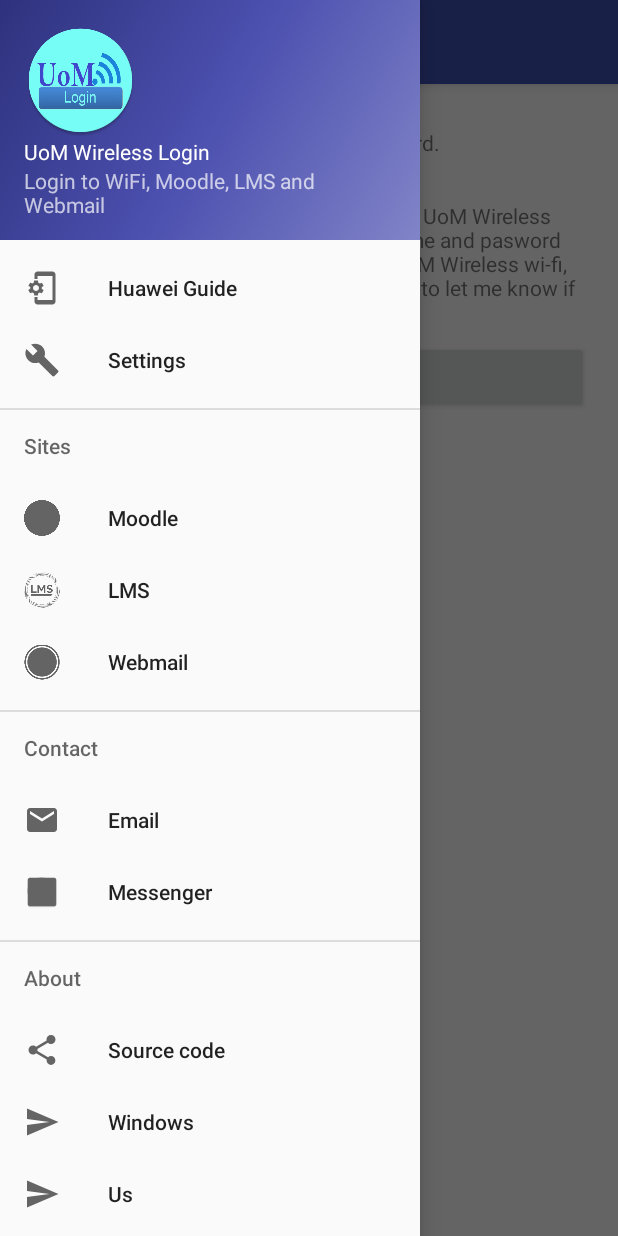
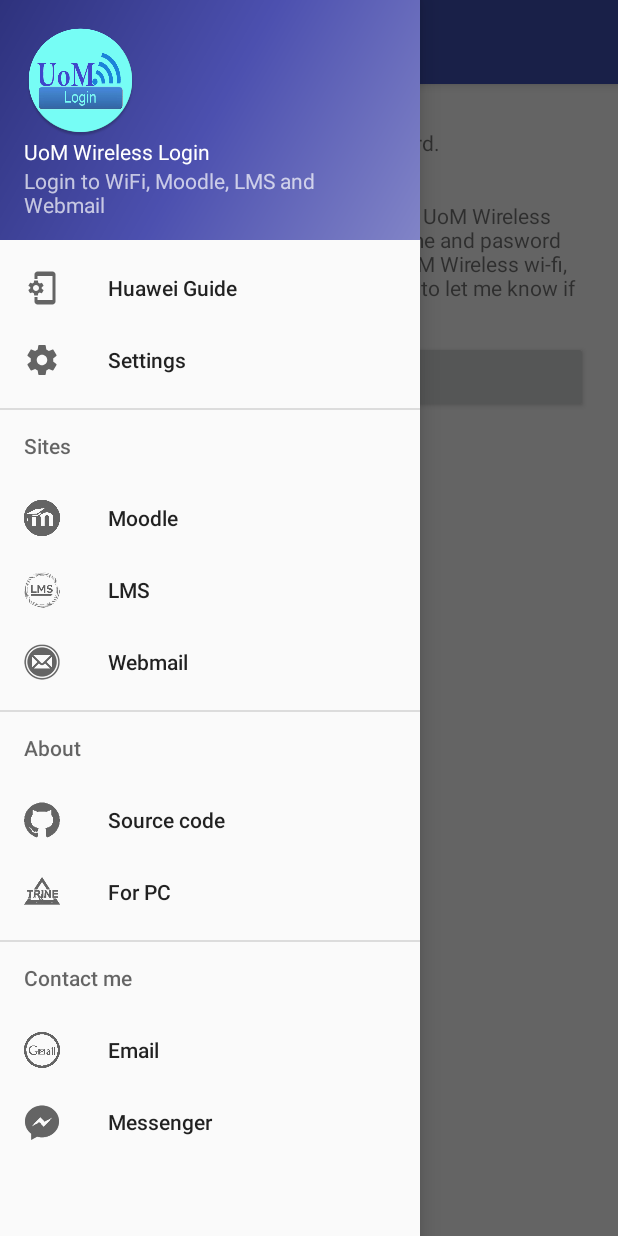
Before and after one commit to kmchmk/UoM-WiFi-Login, an Android app: the screen it shows after launch (MainActivity), with the side drawer open, on a phone screen of 412 x 824 dp. Run offline under Robolectric (Android 15) with nearby library versions, the phone set to English and light mode, and no system bars.

Commit message:
New icons added.

```diff
--- a/app/src/main/java/lk/cse13/www/uomwireless/Views/WebActivity.java
+++ b/app/src/main/java/lk/cse13/www/uomwireless/Views/WebActivity.java
@@ -122,7 +122,7 @@ public class WebActivity extends AppCompatActivity {
 
     public void closeView(View v) {
         new AlertDialog.Builder(this)
-                .setMessage("Are you sure?")// that you want to close this?")
+                .setMessage("Exit from website?")// that you want to close this?")
 //                .setIcon(android.R.drawable.ic_dialog_alert)
                 .setPositiveButton(android.R.string.yes, new DialogInterface.OnClickListener() {
                     public void onClick(DialogInterface dialog, int whichButton) {
--- a/app/src/main/res/menu/activity_main_drawer.xml
+++ b/app/src/main/res/menu/activity_main_drawer.xml
@@ -8,7 +8,7 @@
             android:title="Huawei Guide" />
         <item
             android:id="@+id/nav_settings"
-            android:icon="@drawable/ic_menu_manage"
+            android:icon="@drawable/ic_settings_black_24dp"
             android:title="Settings" />
     </group>
     <item android:title="Sites">
@@ -28,33 +28,29 @@
 
         </menu>
     </item>
-    <item android:title="Contact">
-        <menu>
-            <item
-                android:id="@+id/nav_email"
-                android:icon="@drawable/ic_mail_black_24dp"
-                android:title="Email" />
-            <item
-                android:id="@+id/nav_messenger"
-                android:icon="@mipmap/messenger_icon"
-                android:title="Messenger" />
-        </menu>
-    </item>
+
     <item android:title="About">
         <menu>
             <item
                 android:id="@+id/nav_source"
-                android:icon="@drawable/ic_menu_share"
+                android:icon="@drawable/github_icon"
                 android:title="Source code" />
             <item
                 android:id="@+id/nav_windows"
-                android:icon="@drawable/ic_menu_send"
-                android:title="Windows" />
-            <item
-                android:id="@+id/nav_us"
-                android:icon="@drawable/ic_menu_send"
-                android:title="Us" />
+                android:icon="@drawable/windows_icon"
+                android:title="For PC" />
         </menu>
     </item>
-
+    <item android:title="Contact me">
+        <menu>
+            <item
+                android:id="@+id/nav_email"
+                android:icon="@drawable/gmail_icon"
+                android:title="Email" />
+            <item
+                android:id="@+id/nav_messenger"
+                android:icon="@drawable/messenger_icon"
+                android:title="Messenger" />
+        </menu>
+    </item>
 </menu>
```
Also changed, not shown: app/src/main/res/drawable/email_icon.png (added), app/src/main/res/drawable/github_icon.png (added), app/src/main/res/drawable/gmail_icon.png (added), app/src/main/res/drawable/messenger_icon.png, app/src/main/res/drawable/moodle_icon.png, app/src/main/res/drawable/webmail_icon.png, app/src/main/res/drawable/windows_icon.png (added), app/src/main/res/mipmap-hdpi/messenger_icon.png (deleted), app/src/main/res/mipmap-mdpi/messenger_icon.png (deleted), app/src/main/res/mipmap-xhdpi/messenger_icon.png (deleted), app/src/main/res/mipmap-xxhdpi/messenger_icon.png (deleted), app/src/main/res/mipmap-xxxhdpi/messenger_icon.png (deleted).
